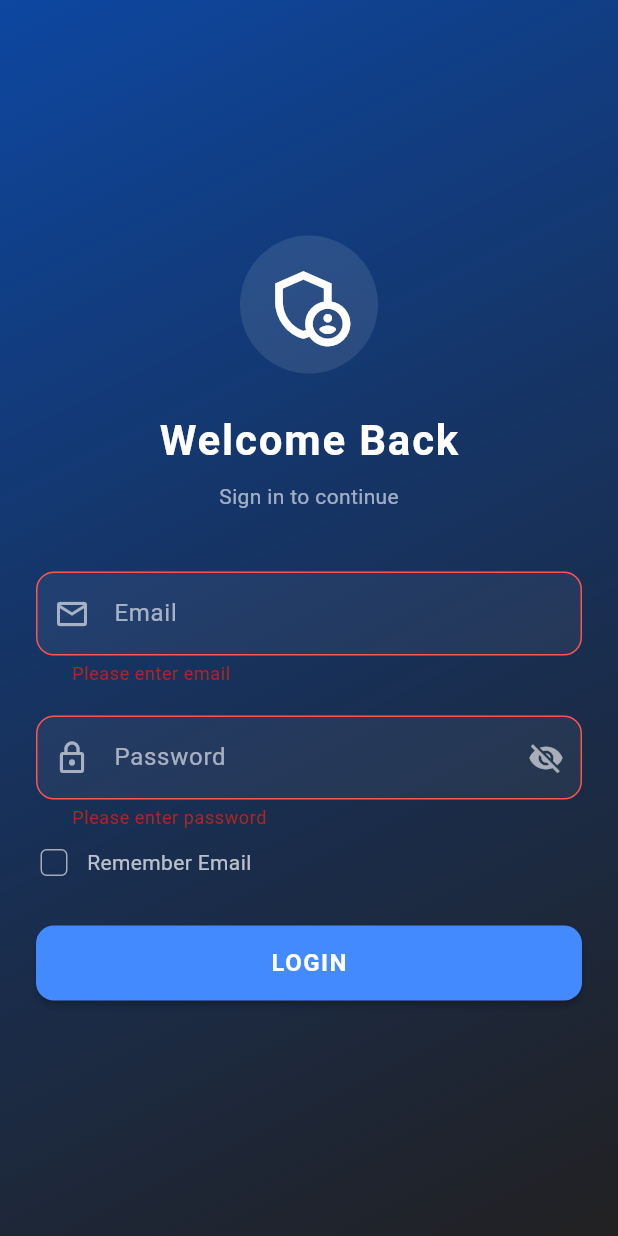
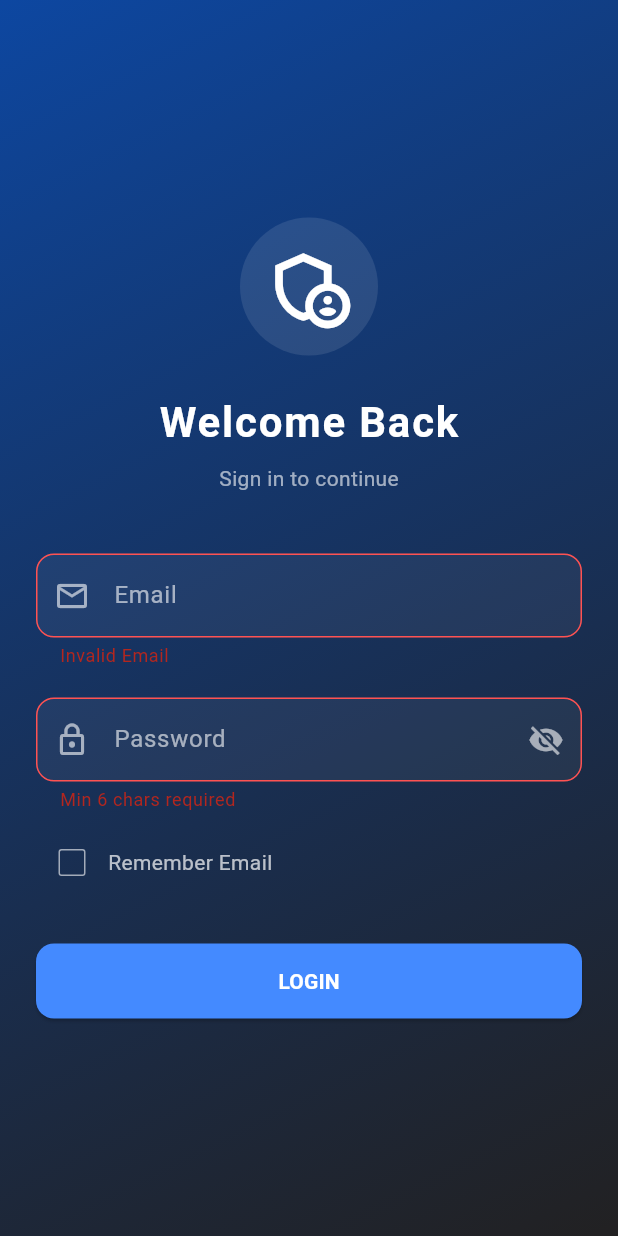
Before and after one commit to ShivamKGupta995/employee-management, a Flutter app: the screen it shows after launch, after a tap on "LOGIN", on a phone screen of 412 x 824 dp. Run offline on Flutter 3.47's test engine with Material 3 defaults, Android fonts, the light colour scheme and no system bars; our stand-ins replace cloud_firestore, file_picker, firebase_auth, firebase_core, firebase_messaging, firebase_storage and 6 more; missing offline and left inert: excel, flutter_background_service; accounts and stored records are empty; Roboto replaces fonts that are missing (Poppins).

Commit message:
fixed bug of login

```diff
--- a/lib/screens/login_screen.dart
+++ b/lib/screens/login_screen.dart
@@ -1,9 +1,11 @@
-import 'package:employee_system/screens/admin/admin_dashboard.dart';
-import 'package:employee_system/screens/employee/employee_dashboard.dart';
 import 'package:flutter/material.dart';
 import 'package:firebase_auth/firebase_auth.dart';
 import 'package:cloud_firestore/cloud_firestore.dart';
 import 'package:shared_preferences/shared_preferences.dart';
+
+// Import your dashboards
+import 'package:employee_system/screens/admin/admin_dashboard.dart';
+import 'package:employee_system/screens/employee/employee_dashboard.dart';
 
 class LoginScreen extends StatefulWidget {
   const LoginScreen({Key? key}) : super(key: key);
@@ -31,7 +33,6 @@ class _LoginScreenState extends State<LoginScreen> {
   Future<void> _loadSavedEmail() async {
     final prefs = await SharedPreferences.getInstance();
     final savedEmail = prefs.getString('email');
-
     if (savedEmail != null) {
       setState(() {
         _emailController.text = savedEmail;
@@ -40,13 +41,17 @@ class _LoginScreenState extends State<LoginScreen> {
     }
   }
 
+  // ==========================================
+  // FINAL LOGIN LOGIC
+  // ==========================================
   Future<void> _login() async {
+    // 1. Validate Form
     if (!_formKey.currentState!.validate()) return;
 
     setState(() => _loading = true);
 
     try {
-      // 1. Authenticate with Firebase Auth
+      // 2. Authenticate with Firebase
       final userCredential = await _auth.signInWithEmailAndPassword(
         email: _emailController.text.trim(),
         password: _passwordController.text.trim(),
@@ -54,7 +59,7 @@ class _LoginScreenState extends State<LoginScreen> {
 
       final uid = userCredential.user!.uid;
 
-      // 2. Get User Role & Name from Firestore
+      // 3. Get User Details (Role, Frozen Status)
       final userDoc = await FirebaseFirestore.instance
           .collection('user')
           .doc(uid)
@@ -73,24 +78,22 @@ class _LoginScreenState extends State<LoginScreen> {
       final name = data?['name'] ?? 'User';
       final isFrozen = data?['isFrozen'] ?? false;
 
-      // 3. Security Check
+      // 4. Security Check: Is Account Frozen?
       if (isFrozen == true) {
         await _auth.signOut();
         throw FirebaseAuthException(
           code: 'frozen',
-          message: 'Your account has been suspended. Contact HR.',
+          message: 'Your account has been suspended. Contact Admin.',
         );
       }
 
-      // 4. SAVE DATA LOCALLY (Crucial for Background Service)
+      // 5. Save Data Locally (Required for Background Service & Session)
       final prefs = await SharedPreferences.getInstance();
-
-      // This allows the Background Service to find the UID even if app is closed
-      await prefs.setString('uid', uid);
+      await prefs.setString('uid', uid);      // Critical for Location Tracking
       await prefs.setString('role', role);
       await prefs.setString('username', name);
 
-      // Handle "Remember Me" (Email only)
+      // Handle "Remember Me"
       if (_rememberMe) {
         await prefs.setString('email', _emailController.text.trim());
       } else {
@@ -99,16 +102,13 @@ class _LoginScreenState extends State<LoginScreen> {
 
       if (!mounted) return;
 
-      // 5. Navigate based on Role
+      // 6. Navigate based on Role
       if (role == 'admin') {
-        // Admin goes to Admin Dashboard
         Navigator.pushReplacement(
           context,
           MaterialPageRoute(builder: (_) => const AdminDashboard()),
         );
       } else if (role == 'employee') {
-        // Employee goes to Employee Dashboard
-        // NOTE: The Background Service Start trigger is inside EmployeeDashboard initState()
         Navigator.pushReplacement(
           context,
           MaterialPageRoute(builder: (_) => const EmployeeDashboard()),
@@ -142,6 +142,9 @@ class _LoginScreenState extends State<LoginScreen> {
     }
   }
 
+  // ==========================================
+  // UI BUILD
+  // ==========================================
   @override
   Widget build(BuildContext context) {
     return GestureDetector(
@@ -154,10 +157,7 @@ class _LoginScreenState extends State<LoginScreen> {
             gradient: LinearGradient(
               begin: Alignment.topLeft,
               end: Alignment.bottomRight,
-              colors: [
-                Colors.blue.shade900,
-                Colors.black87,
-              ],
+              colors: [Colors.blue.shade900, Colors.black87],
             ),
           ),
           child: SafeArea(
@@ -169,108 +169,62 @@ class _LoginScreenState extends State<LoginScreen> {
                   child: Form(
                     key: _formKey,
                     child: Column(
-                      mainAxisAlignment: MainAxisAlignment.center,
                       children: [
-                        // LOGO AREA
+                        // Logo
                         Container(
                           padding: const EdgeInsets.all(16),
                           decoration: BoxDecoration(
                             shape: BoxShape.circle,
-                            // FIXED: Use withValues instead of withOpacity
                             color: Colors.white.withValues(alpha: 0.1),
                           ),
-                          child: const Icon(
-                            Icons.admin_panel_settings_outlined,
-                            size: 60,
-                            color: Colors.white,
-                          ),
+                          child: const Icon(Icons.admin_panel_settings_outlined, size: 60, color: Colors.white),
                         ),
                         const SizedBox(height: 24),
-
-                        const Text(
-                          "Welcome Back",
-                          style: TextStyle(
-                            fontSize: 28,
-                            fontWeight: FontWeight.bold,
-                            color: Colors.white,
-                            letterSpacing: 1.2,
-                          ),
-                        ),
+                        const Text("Welcome Back", style: TextStyle(fontSize: 28, fontWeight: FontWeight.bold, color: Colors.white, letterSpacing: 1.2)),
                         const SizedBox(height: 8),
-                        const Text(
-                          "Sign in to continue",
-                          style: TextStyle(color: Colors.white60, fontSize: 14),
-                        ),
+                        const Text("Sign in to continue", style: TextStyle(color: Colors.white60, fontSize: 14)),
                         const SizedBox(height: 40),
 
-                        // EMAIL INPUT
+                        // Email
                         TextFormField(
                           controller: _emailController,
                           style: const TextStyle(color: Colors.white),
                           keyboardType: TextInputType.emailAddress,
                           decoration: _inputDecoration("Email", Icons.email_outlined),
-                          validator: (value) {
-                            if (value == null || value.isEmpty) return 'Please enter email';
-                            if (!value.contains('@')) return 'Invalid email address';
-                            return null;
-                          },
+                          validator: (val) => (val == null || !val.contains('@')) ? 'Invalid Email' : null,
                         ),
                         const SizedBox(height: 20),
 
-                        // PASSWORD INPUT
+                        // Password
                         TextFormField(
                           controller: _passwordController,
                           obscureText: !_isPasswordVisible,
                           style: const TextStyle(color: Colors.white),
                           decoration: _inputDecoration("Password", Icons.lock_outline).copyWith(
                             suffixIcon: IconButton(
-                              icon: Icon(
-                                _isPasswordVisible ? Icons.visibility : Icons.visibility_off,
-                                color: Colors.white60,
-                              ),
-                              onPressed: () {
-                                setState(() {
-                                  _isPasswordVisible = !_isPasswordVisible;
-                                });
-                              },
+                              icon: Icon(_isPasswordVisible ? Icons.visibility : Icons.visibility_off, color: Colors.white60),
+                              onPressed: () => setState(() => _isPasswordVisible = !_isPasswordVisible),
                             ),
                           ),
-                          validator: (value) {
-                            if (value == null || value.isEmpty) return 'Please enter password';
-                            if (value.length < 6) return 'Password must be at least 6 chars';
-                            return null;
-                          },
+                          validator: (val) => (val == null || val.length < 6) ? 'Min 6 chars required' : null,
                         ),
 
                         const SizedBox(height: 10),
-
-                        // REMEMBER ME
+                        // Remember Me
                         Row(
                           children: [
-                            SizedBox(
-                              height: 24,
-                              width: 24,
-                              child: Checkbox(
-                                value: _rememberMe,
-                                activeColor: Colors.blueAccent,
-                                shape: RoundedRectangleBorder(
-                                  borderRadius: BorderRadius.circular(4),
-                                ),
-                                side: const BorderSide(color: Colors.white60),
-                                onChanged: (val) =>
-                                    setState(() => _rememberMe = val ?? false),
-                              ),
+                            Checkbox(
+                              value: _rememberMe,
+                              activeColor: Colors.blueAccent,
+                              side: const BorderSide(color: Colors.white60),
+                              onChanged: (val) => setState(() => _rememberMe = val ?? false),
                             ),
-                            const SizedBox(width: 10),
-                            const Text(
-                              'Remember Email',
-                              style: TextStyle(color: Colors.white70),
-                            ),
+                            const Text('Remember Email', style: TextStyle(color: Colors.white70)),
                           ],
                         ),
                         const SizedBox(height: 30),
 
-                        // LOGIN BUTTON
+                        // Button
                         SizedBox(
                           width: double.infinity,
                           height: 50,
@@ -279,28 +233,11 @@ class _LoginScreenState extends State<LoginScreen> {
                             style: ElevatedButton.styleFrom(
                               backgroundColor: Colors.blueAccent,
                               foregroundColor: Colors.white,
-                              elevation: 2,
-                              shape: RoundedRectangleBorder(
-                                borderRadius: BorderRadius.circular(12),
-                              ),
+                              shape: RoundedRectangleBorder(borderRadius: BorderRadius.circular(12)),
                             ),
                             child: _loading
-                                ? const SizedBox(
-                                    height: 20,
-                                    width: 20,
-                                    child: CircularProgressIndicator(
-                                      strokeWidth: 2,
-                                      color: Colors.white,
-                                    ),
-                                  )
-                                : const Text(
-                                    "LOGIN",
-                                    style: TextStyle(
-                                      fontSize: 16,
-                                      fontWeight: FontWeight.bold,
-                                      letterSpacing: 1,
-                                    ),
-                                  ),
+                                ? const SizedBox(height: 20, width: 20, child: CircularProgressIndicator(strokeWidth: 2, color: Colors.white))
+                                : const Text("LOGIN", style: TextStyle(fontWeight: FontWeight.bold)),
                           ),
                         ),
                       ],
@@ -321,21 +258,10 @@ class _LoginScreenState extends State<LoginScreen> {
       labelStyle: const TextStyle(color: Colors.white60),
       prefixIcon: Icon(icon, color: Colors.white60),
       filled: true,
-      // FIXED: Use withValues instead of withOpacity
       fillColor: Colors.white.withValues(alpha: 0.05),
-      border: OutlineInputBorder(
-        borderRadius: BorderRadius.circular(12),
-        borderSide: BorderSide.none,
-      ),
-      focusedBorder: OutlineInputBorder(
-        borderRadius: BorderRadius.circular(12),
-        borderSide: const BorderSide(color: Colors.blueAccent, width: 1.5),
-      ),
-      errorBorder: OutlineInputBorder(
-        borderRadius: BorderRadius.circular(12),
-        borderSide: const BorderSide(color: Colors.redAccent, width: 1),
-      ),
-      contentPadding: const EdgeInsets.symmetric(vertical: 16, horizontal: 20),
+      border: OutlineInputBorder(borderRadius: BorderRadius.circular(12), borderSide: BorderSide.none),
+      focusedBorder: OutlineInputBorder(borderRadius: BorderRadius.circular(12), borderSide: const BorderSide(color: Colors.blueAccent)),
+      errorBorder: OutlineInputBorder(borderRadius: BorderRadius.circular(12), borderSide: const BorderSide(color: Colors.redAccent)),
     );
   }
 }
```
